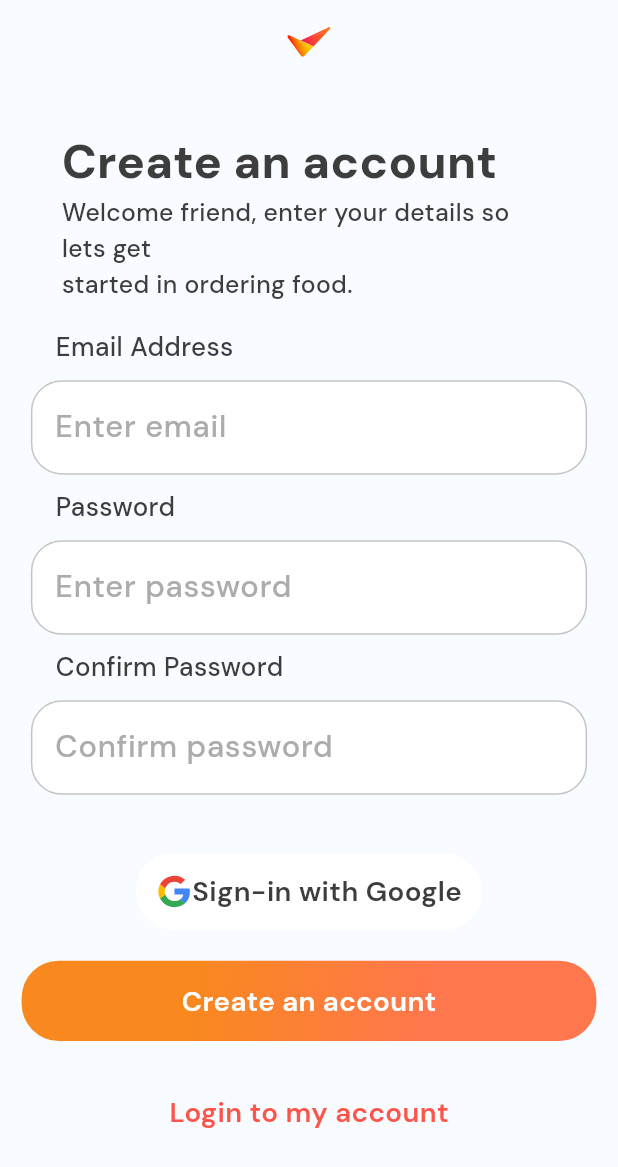
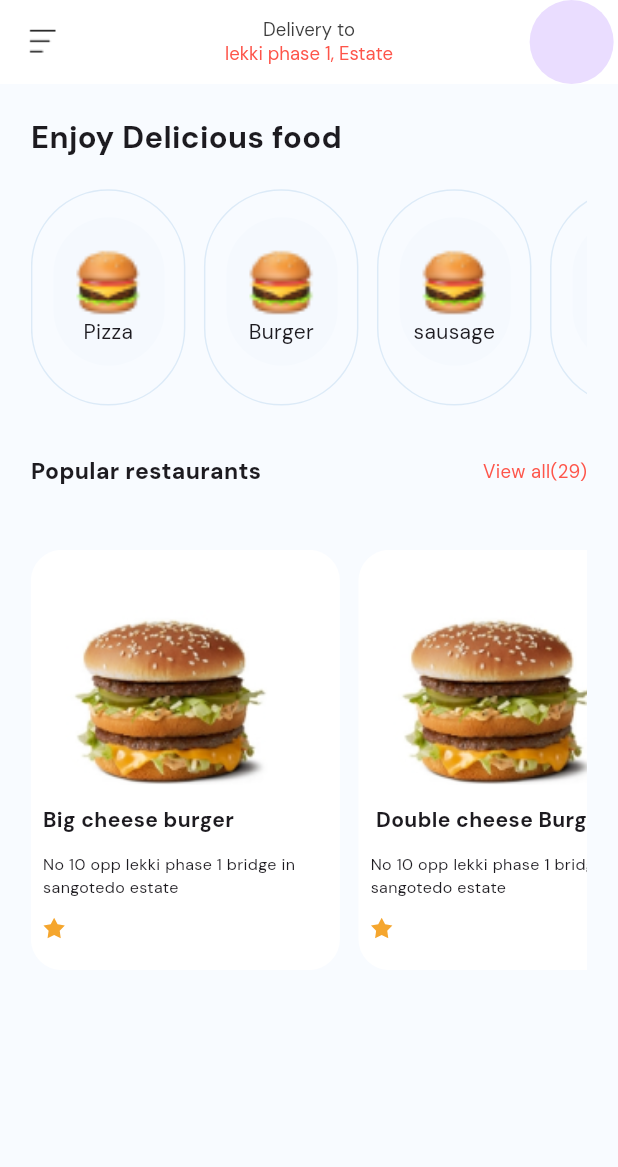
Before and after one commit to myk019/food_app, a Flutter app: the screen it shows after launch, on a phone screen of 412 x 824 dp. Shown: the top 1167 px of the screen. Run offline on Flutter 3.47's test engine with Material 3 defaults, Android fonts, the light colour scheme and no system bars; our stand-ins replace firebase_core, flutter_svg, google_fonts, smooth_page_indicator; accounts and stored records are empty.

Commit message:
added home page

```diff
--- a/lib/commons/colours.dart
+++ b/lib/commons/colours.dart
@@ -12,4 +12,5 @@ class colors{
   static const Black=Color(0xff3D3D3D);
   static const Background=Color(0xffF8FBFF);
   static const Red2=Color(0xffD5111B);
+  static const lightgrey=Color(0xffC1DAF0);
 }
--- a/lib/commons/icons.dart
+++ b/lib/commons/icons.dart
@@ -5,5 +5,7 @@ class IconConst{
 
   // Create Page,Login Page
   static const GoogleIcon="assets/icons/google.svg";
+  static const heart="assets/icons/Heart.svg";
+  static const star="assets/icons/Star 1.svg";
 
 }
--- a/lib/commons/images.dart
+++ b/lib/commons/images.dart
@@ -4,4 +4,8 @@ class ImageConst{
   static const onBodyImg1="assets/images/on body image 1.png";
   static const onBodyImg2="assets/images/on body image 2.png";
   static const onBodyImg3="assets/images/on body image 3.png";
+  static const drawer="assets/images/Group 401.png";
+  static const pizza="assets/images/🍕.png";
+  static const burger="assets/images/🍔.png";
+  static const bigburger="assets/images/Burger.png";
 }
--- a/lib/main.dart
+++ b/lib/main.dart
@@ -8,6 +8,7 @@ import 'package:food_app/splash/screen/splash_screen.dart';
 import 'package:google_fonts/google_fonts.dart';
 
 import 'firebase_options.dart';
+import 'on_body/screen/home_page.dart';
 
 var w;
 var h;
@@ -35,7 +36,7 @@ class MyApp extends StatelessWidget {
       theme: ThemeData(
         textTheme:GoogleFonts.dmSansTextTheme(),
       ),
-      home:  CreatePage(),
+      home:  HomePage(),
     );
   }
 }
--- /dev/null
+++ b/lib/on_body/screen/home_page.dart
@@ -0,0 +1,246 @@
+import 'package:flutter/material.dart';
+import 'package:flutter_svg/flutter_svg.dart';
+import 'package:food_app/commons/colours.dart';
+import 'package:food_app/commons/icons.dart';
+import 'package:food_app/commons/images.dart';
+
+import '../../main.dart';
+
+class HomePage extends StatefulWidget {
+  const HomePage({super.key});
+
+  @override
+  State<HomePage> createState() => _HomePageState();
+}
+
+class _HomePageState extends State<HomePage> {
+
+  int? selectedIndex;
+
+
+  List items=[
+    {
+      "image":"assets/images/🍔.png",
+      "name":"Pizza"
+    },
+    {
+      "image":"assets/images/🍔.png",
+      "name":"Burger"
+    },
+    {
+      "image":"assets/images/🍔.png",
+      "name":"sausage"
+    },
+    {
+      "image":"assets/images/🍔.png",
+      "name":"Samoli"
+    },
+  ];
+  List food=[
+    {
+      "image":"assets/images/Burger.png",
+      "name":"Big cheese burger",
+      "description":"No 10 opp lekki phase 1 bridge in\nsangotedo estate"
+    },
+    {
+      "image":"assets/images/Burger.png",
+      "name":" Double cheese Burger",
+      "description":"No 10 opp lekki phase 1 bridge in\nsangotedo estate"
+    },
+    {
+      "image":"assets/images/Burger.png",
+      "name":"Mini burger",
+      "description":"No 10 opp lekki phase 1 bridge in\nsangotedo estate"
+    },
+    {
+      "image":"assets/images/Burger.png",
+      "name":"Hot Burger",
+      "description":"No 10 opp lekki phase 1 bridge in\nsangotedo estate"
+    },
+  ];
+
+
+
+
+  @override
+  Widget build(BuildContext context) {
+    return Scaffold(
+      backgroundColor: colors.Background,
+      appBar: AppBar(
+        backgroundColor: colors.White,
+        elevation: 0,
+        leading: Container(
+          height: w*0.5,
+          width: w*0.5,
+          // color: Colors.red,
+          child: Image(image: AssetImage(ImageConst.drawer))
+        ),
+        title: Column(
+          children: [
+            Text("Delivery to",style: TextStyle(
+              color: colors.Black,
+              fontSize: w*0.03
+            ),),
+            Text("lekki phase 1, Estate",style: TextStyle(
+                color: colors.Red,
+                fontSize: w*0.03
+            ),)
+          ],
+        ),
+        centerTitle: true,
+        actions: [
+          SizedBox(
+            height: w*0.15,
+            width: w*0.15,
+            // color: colors.Red,
+            child: CircleAvatar(
+              radius: w*0.03,
+            ),
+          )
+        ],
+      ),
+      body: Padding(
+        padding: EdgeInsets.all(w*0.05),
+        child: Column(
+          mainAxisAlignment: MainAxisAlignment.start,
+          crossAxisAlignment: CrossAxisAlignment.start,
+          children: [
+            Text("Enjoy Delicious food",style: TextStyle(
+              fontSize: w*0.05,
+              fontWeight: FontWeight.w700
+            ),),
+            SizedBox(height: w*0.05,),
+            SizedBox(
+              height: w*0.35,
+              width: w*1,
+              // color: Colors.red,
+              child: ListView.separated(
+                shrinkWrap: true,
+                physics: BouncingScrollPhysics(),
+                scrollDirection: Axis.horizontal,
+                itemBuilder: (context, index) {
+                 return GestureDetector(
+                   onTap: () {
+                     selectedIndex=index;
+                     setState(() {
+
+                     });
+                   },
+                   child: Container(
+                        height: w*0.33,
+                        width: w*0.25,
+                        decoration: BoxDecoration(
+                            borderRadius: BorderRadius.vertical(top: Radius.circular(w*0.19),bottom: Radius.circular(w*0.19)),
+                            border: Border.all(color: selectedIndex==index?colors.Green:colors.lightgrey.withOpacity(0.5))
+                        ),
+                        child: Stack(
+                          children: [
+                            Positioned(
+                              top: w*0.043,
+                              left:w*0.034 ,
+                              child: Container(
+                                height: h*0.12,
+                                width: w*0.18,
+                                decoration: BoxDecoration(
+                                  color: selectedIndex==index?colors.Green.withOpacity(0.2):colors.lightgrey.withOpacity(0.05),
+                                  borderRadius: BorderRadius.vertical(top: Radius.circular(w*0.19),bottom: Radius.circular(w*0.19))
+                                ),
+                              ),
+                            ),
+                            Column(
+                              mainAxisAlignment: MainAxisAlignment.center,
+                              children: [
+                                Center(
+                                  child:
+                                  Container(
+                                    height: w*0.11,
+                                    width: w*0.11,
+                                    // color: Colors.red,
+                                    child: Image(image: AssetImage(items[index]["image"]),fit: BoxFit.cover,),
+                                  ),
+                                ),
+                                Text(items[index]["name"])
+                              ],
+                            ),
+
+                          ],
+                        )
+                    ),
+                 );
+                }, separatorBuilder: (BuildContext context, int index) { return SizedBox(width: w*0.03,); }, itemCount: items.length,
+              ),
+            ),
+            SizedBox(
+              height: h*0.04,
+            ),
+            Row(
+              mainAxisAlignment: MainAxisAlignment.spaceBetween,
+              children: [
+                Text("Popular restaurants",style: TextStyle(
+                  fontWeight: FontWeight.w800,
+                  fontSize: w*0.037
+                ),),
+                Text("View all(29)",style: TextStyle(
+                  color: colors.Red,
+                    fontSize: w*0.03
+                ),)
+              ],
+            ),
+            SizedBox(
+              height: h*0.05,
+            ),
+            Container(
+              height: h*0.34,
+              width: w*1,
+              // color: Colors.red,
+              child: ListView.separated(
+                physics: BouncingScrollPhysics(),
+                itemCount: food.length,
+                scrollDirection: Axis.horizontal,
+                shrinkWrap: true,
+                itemBuilder: (context, index) {
+                return  Container(
+                  height: h*0.32,
+                  width: w*0.5,
+                  decoration: BoxDecoration(
+                    borderRadius: BorderRadius.circular(w*0.05),
+                    color: colors.White,
+                  ),
+                  child: Padding(
+                    padding: const EdgeInsets.all(8.0),
+                    child: Column(
+                      mainAxisAlignment: MainAxisAlignment.spaceEvenly,
+                      crossAxisAlignment: CrossAxisAlignment.start,
+                      children: [
+                        Container(
+                          margin: EdgeInsets.only(top: w*0.03,left: w*0.025),
+                          height: h*0.15,
+                          width: w*0.35,
+                          // color: Colors.green,
+                          child: Image(image: AssetImage(food[index]["image"]),fit: BoxFit.cover,),
+                        ),
+                        // SizedBox(height: h*0.01,),
+                        Text(food[index]["name"],style: TextStyle(
+                          fontWeight: FontWeight.w700
+                        ),),
+                        Text(food[index]["description"],style: TextStyle(
+                            fontSize: w*0.026
+
+                        ),),
+                        Row(
+                          children: [
+                            SvgPicture.asset(IconConst.star)
+                          ],
+                        )
+                      ],
+                    ),
+                  ),
+                );
+              }, separatorBuilder: (BuildContext context, int index) { return SizedBox(width: w*0.03,); },),
+            )
+          ],
+        ),
+      ),
+    );
+  }
+}
```
Also changed, not shown: assets/icons/Star 1.svg (added), assets/images/Burger.png (added), assets/images/Group 401.png (added), assets/images/🌭.png (added), assets/images/🍔.png (added), assets/images/🍕.png (added).
